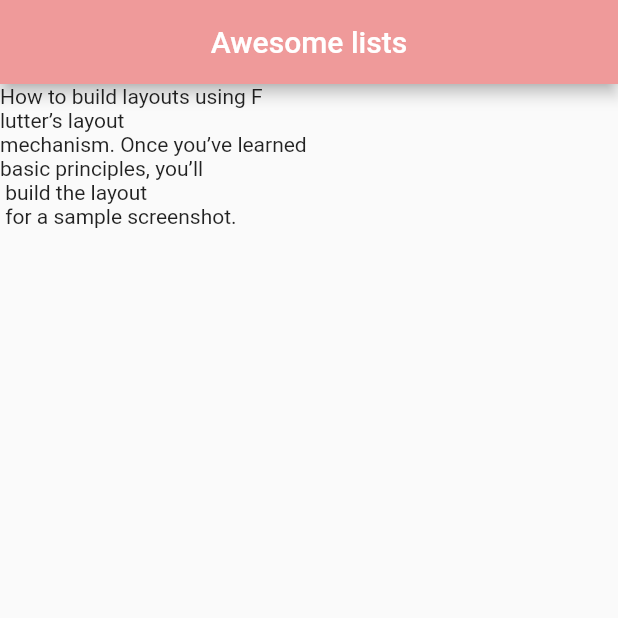
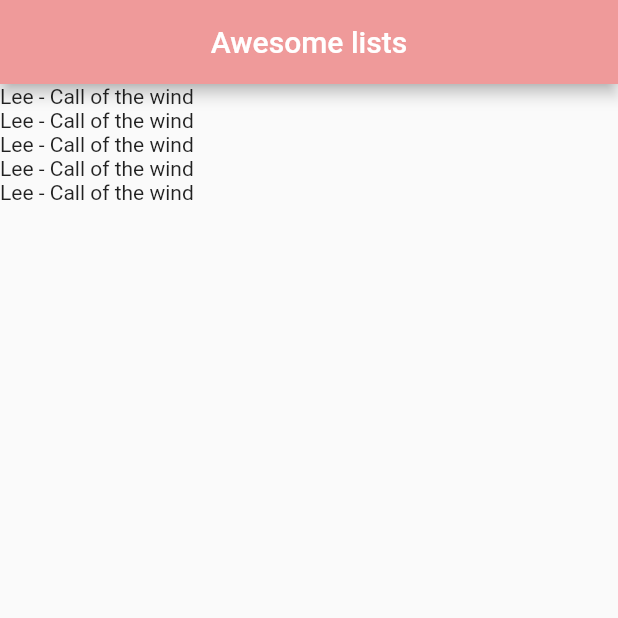
Before and after one commit to ThaoLuu2611/flutter-beginner, a Flutter app: the screen it shows after launch, on a phone screen of 412 x 824 dp, the top half of it. Run offline on Flutter 3.47's test engine with Material 2 defaults, Android fonts, the phone set to English and light mode, and no system bars.

Commit message:
add another classes, named parameter

```diff
--- a/flutter_first_app/lib/main.dart
+++ b/flutter_first_app/lib/main.dart
@@ -2,6 +2,7 @@ import 'dart:ui';
 
 import 'package:flutter/cupertino.dart';
 import 'package:flutter/material.dart';
+import 'quote.dart';
 
 void main() => runApp(MaterialApp(
   home: MyList(),
@@ -13,9 +14,16 @@ class MyList extends StatefulWidget {
 }
 
 class _MyListState extends State<MyList> {
-  List<String> quotes = [
-    'How to build layouts using F','lutter’s layout ','mechanism. Once you’ve learned ','basic principles, you’ll',' build the layout',' for a sample screenshot.'
+  List<Quote> quotes = [
+    Quote(author: 'Lee', text: 'Call of the wind'),
+    Quote(author: 'Lee', text: 'Call of the wind'),
+    Quote(author: 'Lee', text: 'Call of the wind'),
+    Quote(author: 'Lee', text: 'Call of the wind'),
+    Quote(author: 'Lee', text: 'Call of the wind'),
+
+
   ];
+
 
   @override
   Widget build(BuildContext context) {
@@ -27,7 +35,7 @@ class _MyListState extends State<MyList> {
       ),
       body: Column(
         crossAxisAlignment: CrossAxisAlignment.start,
-        children: quotes.map((q) => Text(q)).toList()
+        children: quotes.map((q) => Text('${q.author} - ${q.text}')).toList()
       ),
     );
   }
--- /dev/null
+++ b/flutter_first_app/lib/quote.dart
@@ -0,0 +1,16 @@
+
+class Quote{
+  String text;
+  String author;
+/*  Quote(String text, String author){
+    this.text = text;
+    this.author = author;
+  }*/
+
+// Name parameter
+/*  Quote({String text, String author}){
+  }*/
+
+  Quote({ this.text, this.author}){
+  }
+}
```
